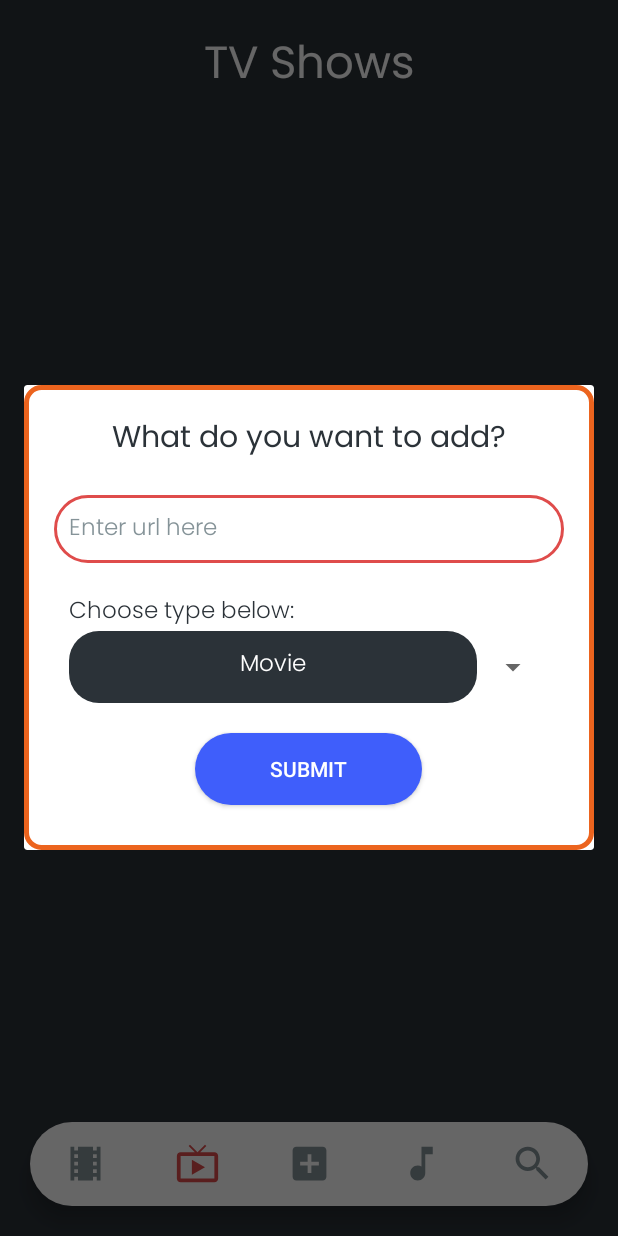
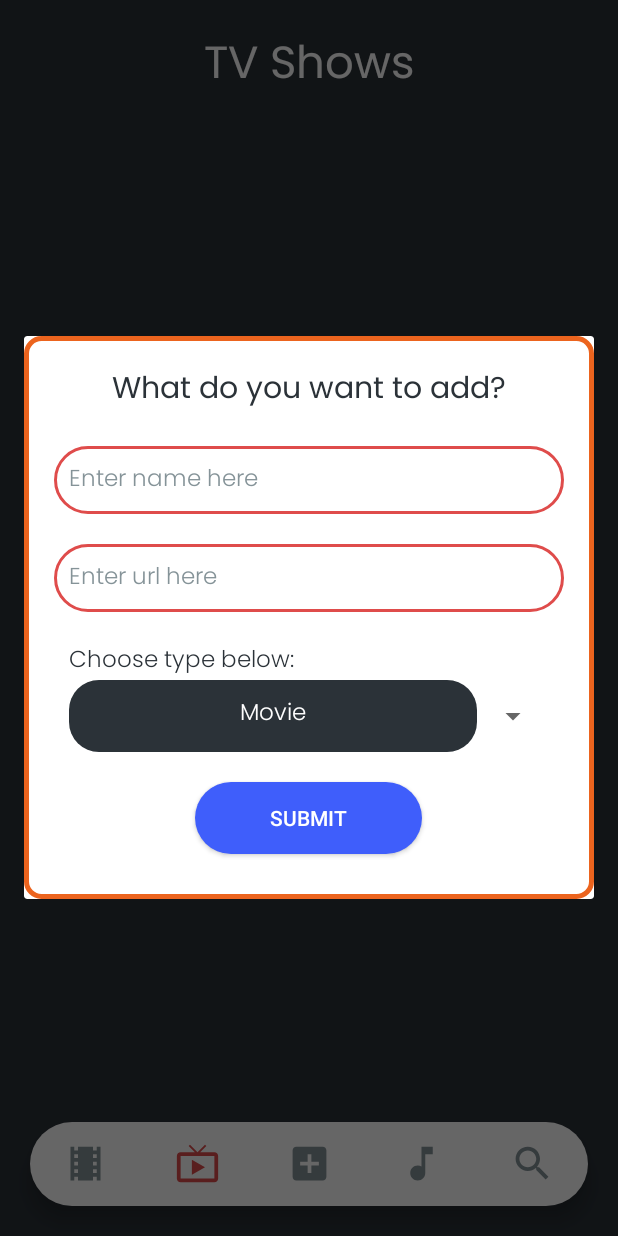
Before and after one commit to Mastermind0100/Mercury, an Android app: the screen it shows after launch (MainActivity), item 3 of the bottom bar chosen, on a phone screen of 412 x 824 dp. Run offline under Robolectric (Android 15) with nearby library versions, the phone set to English and light mode, and no system bars; libraries missing offline, so code that uses them is left out: com.orhanobut.hawk; network calls fail; pictures from the network do not load; 6 statements that could not run were skipped.

Commit message:
added title text

```diff
--- a/app/src/main/java/com/a_team/mercury/MainActivity.java
+++ b/app/src/main/java/com/a_team/mercury/MainActivity.java
@@ -35,6 +35,7 @@ public class MainActivity extends AppCompatActivity {
     BottomNavigationView bottomNavigationView;
     Fragment fragment = new MoviesFragment();
     EditText editText;
+    EditText titleText;
     Button submitButton;
     AlertDialog dialog;
     Spinner spinner;
@@ -96,6 +97,7 @@ public class MainActivity extends AppCompatActivity {
         adapter.setDropDownViewResource(R.layout.spinner_dropdown_item);
         spinner.setAdapter(adapter);
 
+        titleText = view.findViewById(R.id.input_title);
         editText = view.findViewById(R.id.input_url);
         submitButton = view.findViewById(R.id.submit_new_button);
         submitButton.setOnClickListener(new View.OnClickListener() {
@@ -105,7 +107,7 @@ public class MainActivity extends AppCompatActivity {
                 String inputUrl = editText.getText().toString();
                 dialog.dismiss();
                 try {
-                    parseUserInput(inputUrl, spinnerSelection);
+                    parseUserInput(titleText.getText().toString(), inputUrl, spinnerSelection);
                 } catch (IOException | JSONException e) {
                     Toast.makeText(MainActivity.this, "Something went wrong. Contact Admin", Toast.LENGTH_SHORT).show();
                     e.printStackTrace();
@@ -116,10 +118,10 @@ public class MainActivity extends AppCompatActivity {
         dialog.show();
     }
 
-    private void parseUserInput(String inputUrl, String spinnerSelection) throws IOException, JSONException {
+    private void parseUserInput(String inputTitleText, String inputUrl, String spinnerSelection) throws IOException, JSONException {
         if(!inputUrl.equals("")){
             getResourceData resourceData = new getResourceData(inputUrl);
-            String title = resourceData.responseJSON.getString("title");
+            String title = inputTitleText;
             String thumbnail_url = resourceData.responseJSON.getString("thumbnail_url");
             CardData cardData = new CardData(20022020, title, inputUrl, thumbnail_url, spinnerSelection.toLowerCase(Locale.ROOT));
             cardDataList.add(cardData);
--- a/app/src/main/res/layout/input_dialog.xml
+++ b/app/src/main/res/layout/input_dialog.xml
@@ -16,12 +16,27 @@
         android:layout_marginTop="20dp"
         android:textColor="@color/background"/>
 
+    <EditText
+        android:id="@+id/input_title"
+        android:layout_width="match_parent"
+        android:layout_height="wrap_content"
+        android:layout_below="@+id/textviewdialog"
+        android:layout_marginStart="20dp"
+        android:layout_marginTop="20dp"
+        android:layout_marginEnd="20dp"
+        android:background="@drawable/edit_text_custom"
+        android:fontFamily="@font/poppins_light"
+        android:hint="Enter name here"
+        android:padding="10dp"
+        android:textColor="@color/background"
+        android:textColorHint="@color/gray"
+        android:textSize="15sp" />
 
     <EditText
         android:id="@+id/input_url"
         android:layout_width="match_parent"
         android:layout_height="wrap_content"
-        android:layout_below="@+id/textviewdialog"
+        android:layout_below="@+id/input_title"
         android:layout_marginStart="20dp"
         android:layout_marginTop="20dp"
         android:layout_marginEnd="20dp"
```
